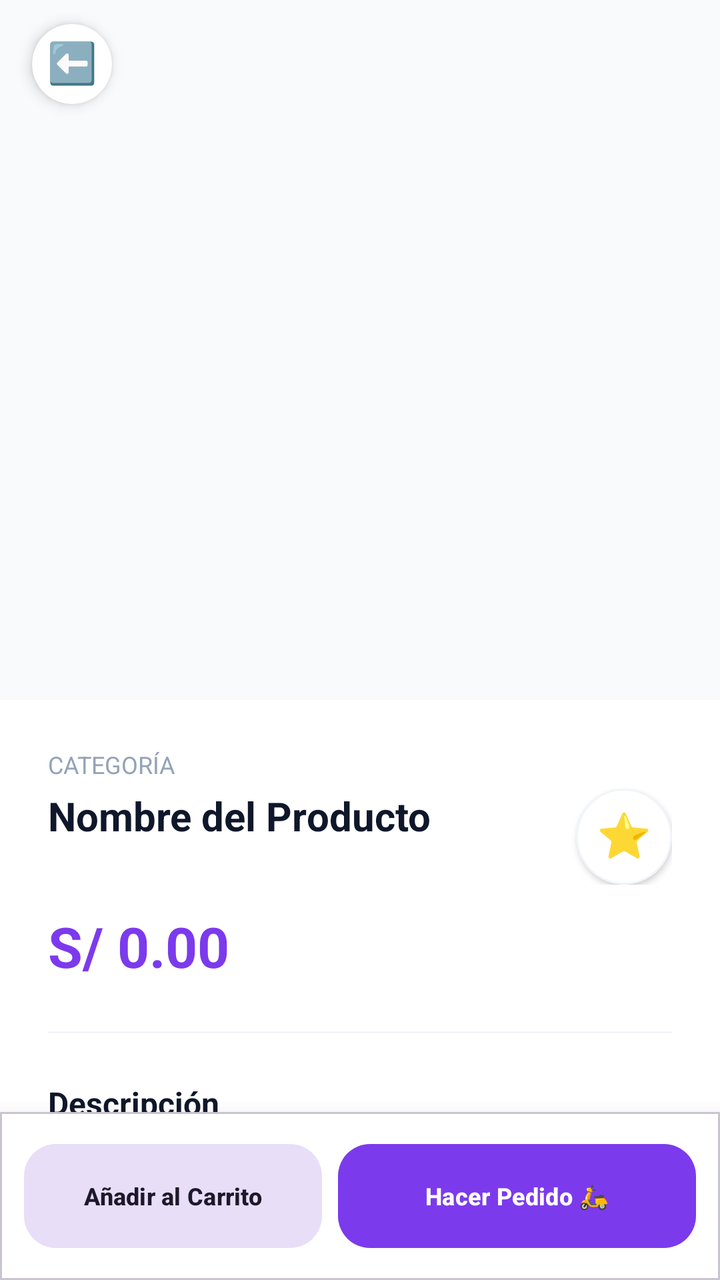
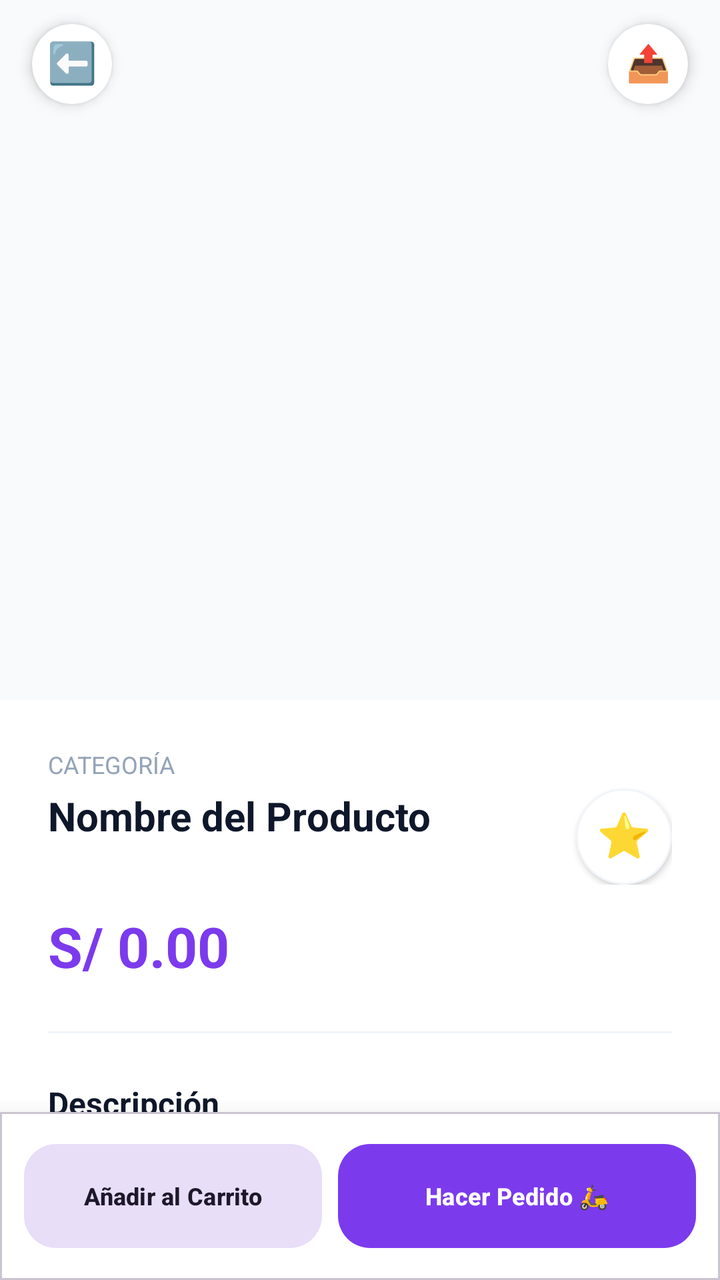

Screens rendered from an Android XML layout before and after an edit, with the pre-edit source and the edit as a unified diff.
<!-- AndroidManifest.xml: application theme Theme.Gomezmart -->
<!-- res/layout/activity_product_detail.xml -->
<?xml version="1.0" encoding="utf-8"?>
<androidx.coordinatorlayout.widget.CoordinatorLayout xmlns:android="http://schemas.android.com/apk/res/android"
    xmlns:app="http://schemas.android.com/apk/res-auto"
    xmlns:tools="http://schemas.android.com/tools"
    android:layout_width="match_parent"
    android:layout_height="match_parent"
    android:background="@color/white">

    <com.google.android.material.appbar.AppBarLayout
        android:id="@+id/appBarProductDetail"
        android:layout_width="match_parent"
        android:layout_height="350dp"
        android:background="@color/slate_50"
        android:fitsSystemWindows="true">

        <com.google.android.material.appbar.CollapsingToolbarLayout
            android:layout_width="match_parent"
            android:layout_height="match_parent"
            app:layout_scrollFlags="scroll|exitUntilCollapsed"
            app:contentScrim="@color/white">

            <FrameLayout
                android:layout_width="match_parent"
                android:layout_height="match_parent"
                app:layout_collapseMode="parallax">

                <ImageView
                    android:id="@+id/ivProductDetailImage"
                    android:layout_width="match_parent"
                    android:layout_height="match_parent"
                    android:scaleType="centerCrop"
                    android:background="@color/slate_50"
                    android:alpha="1" />

                <ProgressBar
                    android:id="@+id/pbProductDetailLoading"
                    android:layout_width="48dp"
                    android:layout_height="48dp"
                    android:layout_gravity="center"
                    android:indeterminateTint="@color/purple_600"
                    android:visibility="gone" />
            </FrameLayout>

            <com.google.android.material.appbar.MaterialToolbar
                android:id="@+id/toolbarProductDetail"
                android:layout_width="match_parent"
                android:layout_height="?attr/actionBarSize"
                app:layout_collapseMode="pin"
                app:contentInsetStart="0dp">

                <com.google.android.material.card.MaterialCardView
                    android:id="@+id/btnBackProductDetail"
                    android:layout_width="40dp"
                    android:layout_height="40dp"
                    android:layout_marginStart="16dp"
                    app:cardCornerRadius="20dp"
                    app:cardElevation="4dp"
                    app:cardBackgroundColor="@color/white"
                    app:strokeWidth="0dp"
                    android:clickable="true"
                    android:focusable="true"
                    android:foreground="?attr/selectableItemBackground">
                    <TextView
                        android:layout_width="match_parent"
                        android:layout_height="match_parent"
                        android:gravity="center"
                        android:text="⬅️"
                        android:textSize="20sp"
                        android:includeFontPadding="false" />
                </com.google.android.material.card.MaterialCardView>

            </com.google.android.material.appbar.MaterialToolbar>

        </com.google.android.material.appbar.CollapsingToolbarLayout>
    </com.google.android.material.appbar.AppBarLayout>

    <androidx.core.widget.NestedScrollView
        android:id="@+id/nsvProductDetail"
        android:layout_width="match_parent"
        android:layout_height="match_parent"
        app:layout_behavior="@string/appbar_scrolling_view_behavior">

        <LinearLayout
            android:layout_width="match_parent"
            android:layout_height="wrap_content"
            android:orientation="vertical"
            android:padding="24dp">

            <TextView
                android:id="@+id/tvDetailCategory"
                android:layout_width="wrap_content"
                android:layout_height="wrap_content"
                android:text="Categoría"
                android:textSize="12sp"
                android:textColor="@color/slate_400"
                android:textAllCaps="true" />

            <RelativeLayout
                android:layout_width="match_parent"
                android:layout_height="wrap_content"
                android:layout_marginTop="4dp">

                <TextView
                    android:id="@+id/tvDetailName"
                    android:layout_width="match_parent"
                    android:layout_height="wrap_content"
                    android:layout_toStartOf="@id/btnDetailFavorite"
                    android:layout_marginEnd="12dp"
                    android:text="Nombre del Producto"
                    android:textSize="20sp"
                    android:textStyle="bold"
                    android:textColor="@color/slate_900" />

                <com.google.android.material.card.MaterialCardView
                    android:id="@+id/btnDetailFavorite"
                    android:layout_width="48dp"
                    android:layout_height="48dp"
                    android:layout_alignParentEnd="true"
                    android:layout_centerVertical="true"
                    app:cardCornerRadius="24dp"
                    app:cardElevation="2dp"
                    app:cardBackgroundColor="@color/white"
                    app:strokeWidth="1dp"
                    app:strokeColor="@color/slate_100"
                    android:clickable="true"
                    android:focusable="true"
                    android:foreground="?attr/selectableItemBackground">
                    <TextView
                        android:id="@+id/tvDetailFavoriteEmoji"
                        android:layout_width="match_parent"
                        android:layout_height="match_parent"
                        android:gravity="center"
                        android:text="⭐"
                        android:textSize="22sp"
                        android:includeFontPadding="false" />
                </com.google.android.material.card.MaterialCardView>
            </RelativeLayout>

            <TextView
                android:id="@+id/tvDetailPrice"
                android:layout_width="wrap_content"
                android:layout_height="wrap_content"
                android:text="S/ 0.00"
                android:textSize="28sp"
                android:textStyle="bold"
                android:textColor="@color/gomezmart_primary"
                android:layout_marginTop="12dp" />

            <View
                android:layout_width="match_parent"
                android:layout_height="1dp"
                android:background="@color/slate_100"
                android:layout_marginTop="24dp"
                android:layout_marginBottom="24dp" />

            <TextView
                android:layout_width="wrap_content"
                android:layout_height="wrap_content"
                android:text="Descripción"
                android:textSize="16sp"
                android:textStyle="bold"
                android:textColor="@color/slate_900" />

            <TextView
                android:id="@+id/tvDetailDescription"
                android:layout_width="match_parent"
                android:layout_height="wrap_content"
                android:text="Aquí aparecerá la descripción detallada del producto."
                android:textSize="15sp"
                android:textColor="@color/slate_600"
                android:layout_marginTop="8dp" />

            <com.google.android.material.card.MaterialCardView
                android:id="@+id/cardDetailStoreInfo"
                android:layout_width="match_parent"
                android:layout_height="wrap_content"
                android:layout_marginTop="32dp"
                app:cardCornerRadius="20dp"
                app:cardElevation="0dp"
                app:strokeWidth="1dp"
                app:strokeColor="@color/slate_200"
                app:cardBackgroundColor="@color/slate_50">

                <LinearLayout
                    android:layout_width="match_parent"
                    android:layout_height="wrap_content"
                    android:orientation="horizontal"
                    android:padding="16dp"
                    android:gravity="center_vertical">

                    <FrameLayout
                        android:layout_width="48dp"
                        android:layout_height="48dp"
                        android:layout_marginEnd="16dp">

                        <TextView
                            android:id="@+id/tvStoreEmojiPlaceholder"
                            android:layout_width="match_parent"
                            android:layout_height="match_parent"
                            android:text="🏪"
                            android:textSize="24sp"
                            android:gravity="center"
                            android:background="@drawable/bg_circle_surface" />

                        <com.google.android.material.card.MaterialCardView
                            android:layout_width="match_parent"
                            android:layout_height="match_parent"
                            app:cardCornerRadius="24dp"
                            app:cardElevation="0dp"
                            app:strokeWidth="0dp">
                            <ImageView
                                android:id="@+id/ivDetailStoreLogo"
                                android:layout_width="match_parent"
                                android:layout_height="match_parent"
                                android:scaleType="centerCrop"
                                android:visibility="gone" />
                        </com.google.android.material.card.MaterialCardView>
                    </FrameLayout>

                    <LinearLayout
                        android:layout_width="0dp"
                        android:layout_height="wrap_content"
                        android:layout_weight="1"
                        android:orientation="vertical">

                        <TextView
                            android:id="@+id/tvDetailStoreName"
                            android:layout_width="wrap_content"
                            android:layout_height="wrap_content"
                            android:text="Nombre de la Tienda"
                            android:textSize="15sp"
                            android:textStyle="bold"
                            android:textColor="@color/slate_900" />

                        <TextView
                            android:id="@+id/tvDetailStoreAddress"
                            android:layout_width="wrap_content"
                            android:layout_height="wrap_content"
                            android:text="Dirección de la tienda"
                            android:textSize="13sp"
                            android:textColor="@color/slate_500" />
                    </LinearLayout>

                    <com.google.android.material.button.MaterialButton
                        android:id="@+id/btnDetailChatStore"
                        style="@style/Widget.Material3.Button.TonalButton"
                        android:layout_width="wrap_content"
                        android:layout_height="42dp"
                        android:layout_marginStart="12dp"
                        android:text="Chat 💬"
                        android:textSize="12sp"
                        android:textStyle="bold"
                        android:textColor="@color/purple_700"
                        app:backgroundTint="@color/purple_50"
                        app:cornerRadius="12dp"
                        android:paddingHorizontal="10dp" />
                </LinearLayout>
            </com.google.android.material.card.MaterialCardView>

            
            <LinearLayout
                android:id="@+id/layoutSimilarHeader"
                android:layout_width="match_parent"
                android:layout_height="wrap_content"
                android:orientation="horizontal"
                android:layout_marginTop="32dp"
                android:layout_marginBottom="12dp"
                android:gravity="center_vertical"
                android:visibility="gone">

                <TextView
                    android:id="@+id/tvSimilarStoreTitle"
                    android:layout_width="match_parent"
                    android:layout_height="wrap_content"
                    android:text="Más de esta tienda"
                    android:textSize="17sp"
                    android:textStyle="bold"
                    android:textColor="@color/slate_900" />
            </LinearLayout>

            <androidx.recyclerview.widget.RecyclerView
                android:id="@+id/rvSimilarProducts"
                android:layout_width="match_parent"
                android:layout_height="wrap_content"
                android:clipToPadding="false"
                android:paddingHorizontal="4dp"
                android:layout_marginBottom="16dp"
                android:visibility="gone" />

            
            <TextView
                android:id="@+id/tvRecommendedTitle"
                android:layout_width="wrap_content"
                android:layout_height="wrap_content"
                android:text="También te puede interesar"
                android:textSize="17sp"
                android:textStyle="bold"
                android:textColor="@color/slate_900"
                android:layout_marginTop="16dp"
                android:layout_marginBottom="12dp"
                android:visibility="gone" />

            <androidx.recyclerview.widget.RecyclerView
                android:id="@+id/rvRecommendedProducts"
                android:layout_width="match_parent"
                android:layout_height="wrap_content"
                android:clipToPadding="false"
                android:paddingHorizontal="4dp"
                android:layout_marginBottom="16dp"
                android:visibility="gone" />

            
            <LinearLayout
                android:id="@+id/layoutProductReviewsSection"
                android:layout_width="match_parent"
                android:layout_height="wrap_content"
                android:orientation="vertical"
                android:layout_marginTop="16dp"
                android:layout_marginBottom="110dp">

                <View
                    android:layout_width="match_parent"
                    android:layout_height="1dp"
                    android:background="@color/slate_100"
                    android:layout_marginBottom="20dp" />

                <LinearLayout
                    android:layout_width="match_parent"
                    android:layout_height="wrap_content"
                    android:orientation="horizontal"
                    android:gravity="center_vertical"
                    android:layout_marginBottom="12dp">

                    <LinearLayout
                        android:layout_width="0dp"
                        android:layout_height="wrap_content"
                        android:layout_weight="1"
                        android:orientation="vertical">

                        <TextView
                            android:layout_width="wrap_content"
                            android:layout_height="wrap_content"
                            android:text="RESEÑAS Y CALIFICACIONES"
                            android:textColor="@color/slate_500"
                            android:textSize="12sp"
                            android:textStyle="bold"
                            android:letterSpacing="0.1" />

                        <TextView
                            android:id="@+id/tvProductAverageRating"
                            android:layout_width="wrap_content"
                            android:layout_height="wrap_content"
                            android:text="Sin calificaciones aún"
                            android:textColor="@color/slate_800"
                            android:textSize="14sp"
                            android:textStyle="bold"
                            android:layout_marginTop="2dp" />
                    </LinearLayout>
                </LinearLayout>

                
                <com.google.android.material.card.MaterialCardView
                    android:id="@+id/cardAddProductReview"
                    android:layout_width="match_parent"
                    android:layout_height="wrap_content"
                    android:layout_marginBottom="16dp"
                    app:cardCornerRadius="20dp"
                    app:cardElevation="2dp"
                    app:strokeWidth="0dp">

                    <LinearLayout
                        android:layout_width="match_parent"
                        android:layout_height="wrap_content"
                        android:orientation="vertical"
                        android:padding="16dp">

                        <TextView
                            android:layout_width="wrap_content"
                            android:layout_height="wrap_content"
                            android:text="¿Qué te pareció este producto?"
                            android:textColor="@color/slate_900"
                            android:textSize="14sp"
                            android:textStyle="bold"
                            android:layout_gravity="center_horizontal"
                            android:layout_marginBottom="8dp" />

                        <RatingBar
                            android:id="@+id/rbNewProductReview"
                            android:layout_width="wrap_content"
                            android:layout_height="wrap_content"
                            android:numStars="5"
                            android:stepSize="1.0"
                            android:rating="5.0"
                            android:progressTint="@color/orange_600"
                            android:layout_gravity="center_horizontal" />

                        <com.google.android.material.textfield.TextInputLayout
                            style="@style/Widget.Material3.TextInputLayout.OutlinedBox"
                            android:layout_width="match_parent"
                            android:layout_height="wrap_content"
                            android:layout_marginTop="12dp"
                            android:hint="Escribe tu opinión sobre el producto..."
                            app:boxCornerRadiusTopStart="16dp"
                            app:boxCornerRadiusTopEnd="16dp"
                            app:boxCornerRadiusBottomStart="16dp"
                            app:boxCornerRadiusBottomEnd="16dp">

                            <com.google.android.material.textfield.TextInputEditText
                                android:id="@+id/etNewProductReviewComment"
                                android:layout_width="match_parent"
                                android:layout_height="wrap_content"
                                android:inputType="textCapSentences|textMultiLine"
                                android:maxLines="3" />
                        </com.google.android.material.textfield.TextInputLayout>

                        <LinearLayout
                            android:layout_width="match_parent"
                            android:layout_height="wrap_content"
                            android:orientation="horizontal"
                            android:layout_marginTop="12dp">

                            <com.google.android.material.button.MaterialButton
                                android:id="@+id/btnCancelProductReview"
                                style="@style/Widget.Material3.Button.TextButton"
                                android:layout_width="0dp"
                                android:layout_height="50dp"
                                android:layout_weight="1"
                                android:text="CANCELAR"
                                android:textColor="@color/slate_400"
                                android:visibility="gone" />

                            <com.google.android.material.button.MaterialButton
                                android:id="@+id/btnSubmitProductReview"
                                android:layout_width="0dp"
                                android:layout_height="50dp"
                                android:layout_weight="2"
                                android:text="PUBLICAR CALIFICACIÓN"
                                android:textStyle="bold"
                                app:cornerRadius="14dp"
                                app:backgroundTint="@color/purple_600" />
                        </LinearLayout>

                    </LinearLayout>
                </com.google.android.material.card.MaterialCardView>

                <androidx.recyclerview.widget.RecyclerView
                    android:id="@+id/rvProductReviews"
                    android:layout_width="match_parent"
                    android:layout_height="wrap_content"
                    android:nestedScrollingEnabled="false"
                    tools:listitem="@layout/item_store_review" />

                <TextView
                    android:id="@+id/tvNoProductReviews"
                    android:layout_width="match_parent"
                    android:layout_height="wrap_content"
                    android:layout_marginTop="16dp"
                    android:gravity="center"
                    android:text="Sé el primero en calificar este producto ✨"
                    android:textColor="@color/slate_400"
                    android:textSize="14sp"
                    android:visibility="gone" />

            </LinearLayout>

        </LinearLayout>
    </androidx.core.widget.NestedScrollView>

    <com.google.android.material.card.MaterialCardView
        android:id="@+id/cardProductDetailBottomAction"
        android:layout_width="match_parent"
        android:layout_height="wrap_content"
        android:layout_gravity="bottom"
        app:cardCornerRadius="0dp"
        app:cardElevation="16dp">

        <LinearLayout
            android:id="@+id/layoutProductDetailBottomButtons"
            android:layout_width="match_parent"
            android:layout_height="wrap_content"
            android:padding="12dp"
            android:background="@color/white"
            android:orientation="horizontal">

            <com.google.android.material.button.MaterialButton
                android:id="@+id/btnDetailAddToCartOnly"
                style="@style/Widget.Material3.Button.TonalButton"
                android:layout_width="0dp"
                android:layout_height="60dp"
                android:layout_weight="1"
                android:layout_marginEnd="8dp"
                android:text="Añadir al Carrito"
                android:textStyle="bold"
                android:textSize="12sp"
                app:cornerRadius="16dp" />

            <com.google.android.material.button.MaterialButton
                android:id="@+id/btnDetailDirectOrder"
                android:layout_width="0dp"
                android:layout_height="60dp"
                android:layout_weight="1.2"
                android:text="Hacer Pedido 🛵"
                android:textStyle="bold"
                android:textSize="12sp"
                app:cornerRadius="16dp"
                app:backgroundTint="@color/purple_600" />
        </LinearLayout>
    </com.google.android.material.card.MaterialCardView>

</androidx.coordinatorlayout.widget.CoordinatorLayout>
<!-- res/layout/item_store_review.xml (included above) -->
<?xml version="1.0" encoding="utf-8"?>
<com.google.android.material.card.MaterialCardView xmlns:android="http://schemas.android.com/apk/res/android"
    xmlns:app="http://schemas.android.com/apk/res-auto"
    android:layout_width="match_parent"
    android:layout_height="wrap_content"
    android:layout_marginTop="8dp"
    android:layout_marginBottom="8dp"
    app:cardCornerRadius="16dp"
    app:cardElevation="1dp"
    app:strokeWidth="1dp"
    app:strokeColor="@color/slate_100">

    <LinearLayout
        android:layout_width="match_parent"
        android:layout_height="wrap_content"
        android:orientation="horizontal"
        android:padding="16dp">

        <com.google.android.material.card.MaterialCardView
            android:layout_width="44dp"
            android:layout_height="44dp"
            app:cardCornerRadius="22dp"
            app:cardElevation="0dp"
            app:cardBackgroundColor="@color/purple_50">
            <ImageView
                android:id="@+id/ivReviewUserPhoto"
                android:layout_width="match_parent"
                android:layout_height="match_parent"
                android:scaleType="centerCrop"
                android:src="@drawable/gomezmart_icon" />
        </com.google.android.material.card.MaterialCardView>

        <LinearLayout
            android:layout_width="0dp"
            android:layout_height="wrap_content"
            android:layout_weight="1"
            android:orientation="vertical"
            android:layout_marginStart="12dp">

            <LinearLayout
                android:layout_width="match_parent"
                android:layout_height="wrap_content"
                android:orientation="horizontal"
                android:gravity="center_vertical">
                <TextView
                    android:id="@+id/tvReviewUserName"
                    android:layout_width="0dp"
                    android:layout_weight="1"
                    android:layout_height="wrap_content"
                    android:text="Nombre de Usuario"
                    android:textColor="@color/slate_900"
                    android:textSize="14sp"
                    android:textStyle="bold" />

                <ImageButton
                    android:id="@+id/btnEditReview"
                    android:layout_width="32dp"
                    android:layout_height="32dp"
                    android:background="?attr/selectableItemBackgroundBorderless"
                    android:src="@android:drawable/ic_menu_edit"
                    app:tint="@color/slate_400"
                    android:visibility="gone"
                    android:contentDescription="Editar comentario" />

                <RatingBar
                    android:id="@+id/rbReviewStars"
                    style="@android:style/Widget.Material.RatingBar.Small"
                    android:layout_width="wrap_content"
                    android:layout_height="wrap_content"
                    android:numStars="5"
                    android:stepSize="1.0"
                    android:isIndicator="true"
                    android:progressTint="@color/orange_600" />
            </LinearLayout>

            <TextView
                android:id="@+id/tvReviewComment"
                android:layout_width="match_parent"
                android:layout_height="wrap_content"
                android:layout_marginTop="4dp"
                android:text="Este es un excelente negocio, muy buena atención."
                android:textColor="@color/slate_600"
                android:textSize="13sp" />

            <TextView
                android:id="@+id/tvReviewDate"
                android:layout_width="wrap_content"
                android:layout_height="wrap_content"
                android:layout_marginTop="6dp"
                android:text="Hace 2 días"
                android:textColor="@color/slate_400"
                android:textSize="11sp" />

        </LinearLayout>
    </LinearLayout>
</com.google.android.material.card.MaterialCardView>
<!-- resources referenced by this layout -->
<resources>
  <color name="gomezmart_primary">#7C3AED</color>
  <color name="orange_600">#EA580C</color>
  <color name="purple_50">#F5F3FF</color>
  <color name="purple_600">#7C3AED</color>
  <color name="purple_700">#6D28D9</color>
  <color name="slate_100">#F1F5F9</color>
  <color name="slate_200">#E2E8F0</color>
  <color name="slate_400">#94A3B8</color>
  <color name="slate_50">#F8FAFC</color>
  <color name="slate_500">#64748B</color>
  <color name="slate_600">#475569</color>
  <color name="slate_800">#1E293B</color>
  <color name="slate_900">#0F172A</color>
  <color name="white">#FFFFFFFF</color>
  <!-- drawable bg_circle_surface (drawable) -->
  <?xml version="1.0" encoding="utf-8"?>
  <shape xmlns:android="http://schemas.android.com/apk/res/android"
      android:shape="oval">
      <solid android:color="?attr/colorSurfaceContainerHigh" />
  </shape>
  <!-- drawable gomezmart_icon: png bitmap (drawable, 25470 bytes) -->
  <style name="Theme.Gomezmart" parent="Base.Theme.Gomezmart" />
  <style name="Base.Theme.Gomezmart" parent="Theme.Material3.DayNight.NoActionBar">
          <item name="colorPrimary">@color/purple_600</item>
          <item name="colorOnPrimary">@color/white</item>
          <item name="colorSecondary">@color/indigo_500</item>
          <item name="colorSurface">@color/slate_50</item>
          <item name="colorOnSurface">@color/slate_900</item>
          <item name="colorOnSurfaceVariant">@color/slate_500</item>
          <item name="colorSurfaceContainer">@color/white</item>
          <item name="android:windowBackground">@color/slate_50</item>
      </style>
  <color name="indigo_500">#6366F1</color>
</resources>

<!-- the commit's change to res/layout/activity_product_detail.xml (unified diff, before → after) -->
@@ -66,6 +66,28 @@
                         android:gravity="center"
                         android:text="⬅️"
                         android:textSize="20sp"
+                        android:includeFontPadding="false" />
+                </com.google.android.material.card.MaterialCardView>
+
+                <com.google.android.material.card.MaterialCardView
+                    android:id="@+id/btnShareProductHeader"
+                    android:layout_width="40dp"
+                    android:layout_height="40dp"
+                    android:layout_gravity="end"
+                    android:layout_marginEnd="16dp"
+                    app:cardCornerRadius="20dp"
+                    app:cardElevation="4dp"
+                    app:cardBackgroundColor="@color/white"
+                    app:strokeWidth="0dp"
+                    android:clickable="true"
+                    android:focusable="true"
+                    android:foreground="?attr/selectableItemBackground">
+                    <TextView
+                        android:layout_width="match_parent"
+                        android:layout_height="match_parent"
+                        android:gravity="center"
+                        android:text="📤"
+                        android:textSize="18sp"
                         android:includeFontPadding="false" />
                 </com.google.android.material.card.MaterialCardView>
 
